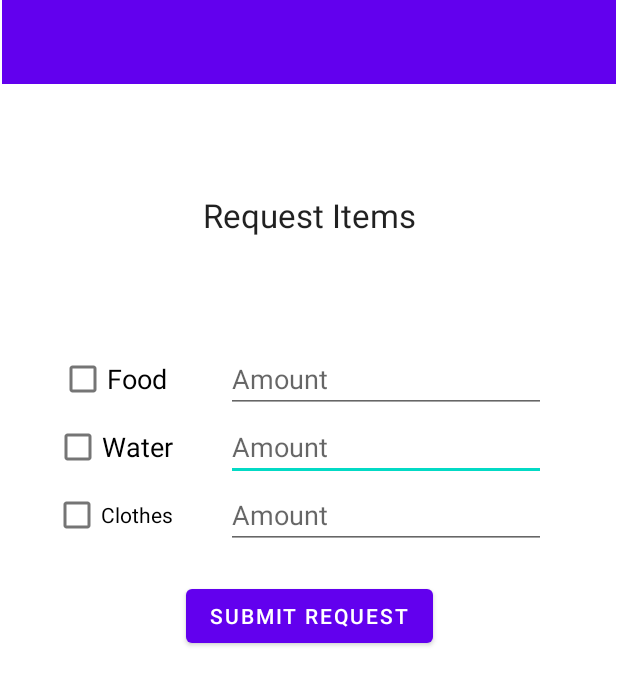
After one commit to EmilJohn24/Dagas, an Android app: the fragment BarangayRequestFragment shown on its own in the app's theme, on a phone screen of 412 x 824 dp. The commit adds this screen. Shown: the top 685 px of the screen. Run offline under Robolectric (Android 15) with nearby library versions, the phone set to English and light mode, and no system bars.

Commit message:
Implemented proper Android authentication and barangay requests + Added automatic field entry for Barangay and item requests

```diff
--- a/DagasAndroid/app/src/main/java/com/cnil/dagas/data/LoginDataSource.java
+++ b/DagasAndroid/app/src/main/java/com/cnil/dagas/data/LoginDataSource.java
@@ -63,6 +63,7 @@ public class LoginDataSource {
             // https://stackoverflow.com/questions/17810044/android-create-json-array-and-json-object
             // https://stackoverflow.com/questions/23456488/how-to-use-okhttp-to-make-a-post-request
             // https://stackoverflow.com/questions/34179922/okhttp-post-body-as-json
+            OkHttpSingleton.getInstance().setCredentials(username, password);
             try {
                 loginJSON.put("username", username);
                 loginJSON.put("password", password);
--- /dev/null
+++ b/DagasAndroid/app/src/main/res/layout/fragment_barangay_request.xml
@@ -0,0 +1,116 @@
+<?xml version="1.0" encoding="utf-8"?>
+<androidx.constraintlayout.widget.ConstraintLayout xmlns:android="http://schemas.android.com/apk/res/android"
+    xmlns:app="http://schemas.android.com/apk/res-auto"
+    xmlns:tools="http://schemas.android.com/tools"
+    android:layout_width="match_parent"
+    android:layout_height="match_parent"
+    tools:context=".ui.home.resident.BarangayRequestFragment">
+
+    <!-- TODO: Update blank fragment layout -->
+
+    <EditText
+        android:id="@+id/waterNumber"
+        android:layout_width="wrap_content"
+        android:layout_height="wrap_content"
+        android:ems="10"
+        android:hint="Amount"
+        android:inputType="number"
+        app:layout_constraintEnd_toEndOf="@+id/foodNumber"
+        app:layout_constraintStart_toStartOf="@+id/foodNumber"
+        app:layout_constraintTop_toBottomOf="@+id/foodNumber" />
+
+    <EditText
+        android:id="@+id/clothesNumber"
+        android:layout_width="wrap_content"
+        android:layout_height="wrap_content"
+        android:ems="10"
+        android:hint="Amount"
+        android:inputType="number"
+        app:layout_constraintEnd_toEndOf="@+id/waterNumber"
+        app:layout_constraintHorizontal_bias="0.0"
+        app:layout_constraintStart_toStartOf="@+id/waterNumber"
+        app:layout_constraintTop_toBottomOf="@+id/waterNumber" />
+
+    <androidx.appcompat.widget.Toolbar
+        android:id="@+id/toolbar4"
+        android:layout_width="409dp"
+        android:layout_height="wrap_content"
+        android:background="?attr/colorPrimary"
+        android:minHeight="?attr/actionBarSize"
+        android:theme="?attr/actionBarTheme"
+        app:layout_constraintEnd_toEndOf="parent"
+        app:layout_constraintStart_toStartOf="parent"
+        app:layout_constraintTop_toTopOf="parent" />
+
+    <TextView
+        android:id="@+id/textView16"
+        android:layout_width="wrap_content"
+        android:layout_height="wrap_content"
+        android:text="Request Items"
+        android:textAlignment="center"
+        android:textAppearance="@style/TextAppearance.AppCompat.Large"
+        app:layout_constraintBottom_toTopOf="@+id/foodNumber"
+        app:layout_constraintEnd_toEndOf="parent"
+        app:layout_constraintStart_toStartOf="parent"
+        app:layout_constraintTop_toBottomOf="@+id/toolbar4" />
+
+    <CheckBox
+        android:id="@+id/foodCheck"
+        android:layout_width="wrap_content"
+        android:layout_height="wrap_content"
+        android:text="Food"
+        android:textAlignment="textStart"
+        android:textAppearance="@style/TextAppearance.AppCompat.Medium"
+        app:layout_constraintBottom_toBottomOf="@+id/foodNumber"
+        app:layout_constraintEnd_toStartOf="@+id/foodNumber"
+        app:layout_constraintStart_toStartOf="parent"
+        app:layout_constraintTop_toTopOf="@+id/foodNumber" />
+
+    <CheckBox
+        android:id="@+id/clothesCheck"
+        android:layout_width="wrap_content"
+        android:layout_height="wrap_content"
+        android:text="Clothes"
+        android:textAlignment="textStart"
+        app:layout_constraintBottom_toBottomOf="@+id/clothesNumber"
+        app:layout_constraintEnd_toStartOf="@+id/clothesNumber"
+        app:layout_constraintStart_toStartOf="parent"
+        app:layout_constraintTop_toTopOf="@+id/clothesNumber" />
+
+    <CheckBox
+        android:id="@+id/waterCheck"
+        android:layout_width="wrap_content"
+        android:layout_height="wrap_content"
+        android:text="Water"
+        android:textAlignment="textStart"
+        android:textAppearance="@style/TextAppearance.AppCompat.Medium"
+        app:layout_constraintBottom_toBottomOf="@+id/waterNumber"
+        app:layout_constraintEnd_toStartOf="@+id/waterNumber"
+        app:layout_constraintStart_toStartOf="parent"
+        app:layout_constraintTop_toTopOf="@+id/waterNumber" />
+
+    <EditText
+        android:id="@+id/foodNumber"
+        android:layout_width="wrap_content"
+        android:layout_height="wrap_content"
+        android:ems="10"
+        android:hint="Amount"
+        android:inputType="number"
+        app:layout_constraintBottom_toBottomOf="parent"
+        app:layout_constraintEnd_toEndOf="parent"
+        app:layout_constraintHorizontal_bias="0.76"
+        app:layout_constraintStart_toStartOf="parent"
+        app:layout_constraintTop_toBottomOf="@+id/toolbar4"
+        app:layout_constraintVertical_bias="0.241" />
+
+    <Button
+        android:id="@+id/submitButton"
+        android:layout_width="wrap_content"
+        android:layout_height="wrap_content"
+        android:text="Submit Request"
+        app:layout_constraintBottom_toBottomOf="parent"
+        app:layout_constraintEnd_toEndOf="parent"
+        app:layout_constraintStart_toStartOf="parent"
+        app:layout_constraintTop_toBottomOf="@+id/clothesNumber"
+        app:layout_constraintVertical_bias="0.050000012" />
+</androidx.constraintlayout.widget.ConstraintLayout>
--- a/DagasAndroid/app/src/main/res/layout/nav_header_home.xml
+++ b/DagasAndroid/app/src/main/res/layout/nav_header_home.xml
@@ -21,6 +21,7 @@
         app:srcCompat="@mipmap/ic_launcher_round" />
 
     <TextView
+        android:id="@+id/nameTxt"
         android:layout_width="match_parent"
         android:layout_height="wrap_content"
         android:paddingTop="@dimen/nav_header_vertical_spacing"
@@ -28,7 +29,7 @@
         android:textAppearance="@style/TextAppearance.AppCompat.Body1" />
 
     <TextView
-        android:id="@+id/textView"
+        android:id="@+id/emailTxt"
         android:layout_width="wrap_content"
         android:layout_height="wrap_content"
         android:text="@string/nav_header_subtitle" />
--- a/DagasAndroid/app/src/main/res/menu/activity_home_drawer.xml
+++ b/DagasAndroid/app/src/main/res/menu/activity_home_drawer.xml
@@ -13,5 +13,10 @@
             android:icon="@drawable/ic_launcher_background"
             android:title="QR Scanner" />
 
+        <item
+            android:id="@+id/nav_barangay_request"
+            android:icon="@drawable/ic_launcher_background"
+            android:title="Barangay Request" />
+
     </group>
 </menu>
--- a/DagasAndroid/app/src/main/res/navigation/dagas_navigation.xml
+++ b/DagasAndroid/app/src/main/res/navigation/dagas_navigation.xml
@@ -16,5 +16,10 @@
         android:name="com.cnil.dagas.ui.home.resident.qrscanner"
         android:label="Qr Scanner"
         tools:layout="@layout/qr_scanner" />
+    <fragment
+        android:id="@+id/nav_barangay_request"
+        android:name="com.cnil.dagas.ui.home.resident.BarangayRequestFragment"
+        android:label="Barangay Request"
+        tools:layout="@layout/fragment_barangay_request" />
 
 </navigation>
--- a/DagasAndroid/app/src/main/res/values/strings.xml
+++ b/DagasAndroid/app/src/main/res/values/strings.xml
@@ -20,4 +20,6 @@
     <string name="nav_header_title">dagas</string>
     <string name="nav_header_subtitle">dagas@gmai.com</string>
     <string name="nav_header_desc">Navigation Header</string>
+    <!-- TODO: Remove or change this placeholder text -->
+    <string name="hello_blank_fragment">Hello blank fragment</string>
 </resources>
```
Also changed, not shown: DagasAndroid/app/src/main/AndroidManifest.xml (+7 -6 lines), DagasAndroid/app/src/main/java/com/cnil/dagas/MenuFragment.java (added, +64 -0 lines), DagasAndroid/app/src/main/java/com/cnil/dagas/data/CurrentUserThread.java (added, +57 -0 lines), DagasAndroid/app/src/main/java/com/cnil/dagas/http/OkHttpSingleton.java (+7 -3 lines), DagasAndroid/app/src/main/java/com/cnil/dagas/ui/home/HomeActivity.java (+28 -0 lines), DagasAndroid/app/src/main/java/com/cnil/dagas/ui/home/resident/BarangayRequestFragment.java (added, +158 -0 lines), DagasAndroid/app/src/main/res/layout/brgy_request_help.xml (deleted, +0 -95 lines), DagasAndroid/app/src/main/res/layout/fragment_blank.xml (added, +14 -0 lines), 4 other files.
